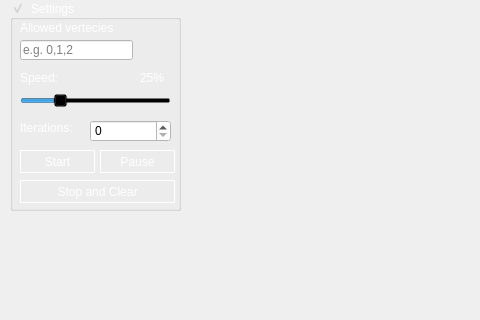
The window that gui.ui (notemissary/Coursework) describes before a commit, drawn with Qt 5; both pictures show x 0 to 480 and y 0 to 320 of the 900 by 600 pixel window.
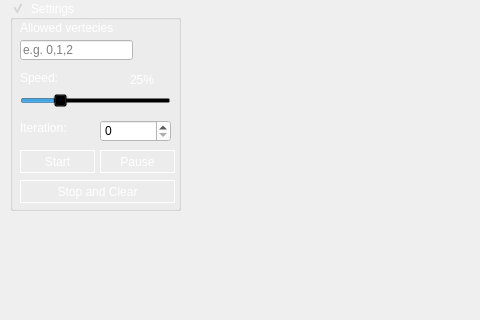
The same window after the commit. Icons and pictures are not drawn.

Diff of the .ui file:
```diff
--- a/gui.ui
+++ b/gui.ui
@@ -141,7 +141,7 @@
       <rect>
        <x>10</x>
        <y>20</y>
-       <width>111</width>
+       <width>151</width>
        <height>16</height>
       </rect>
      </property>
@@ -161,7 +161,7 @@
       <rect>
        <x>10</x>
        <y>120</y>
-       <width>61</width>
+       <width>81</width>
        <height>16</height>
       </rect>
      </property>
@@ -170,7 +170,7 @@
 color: rgb(255, 255, 255);</string>
      </property>
      <property name="text">
-      <string>Iterations:</string>
+      <string>Iteration:</string>
      </property>
     </widget>
     <widget class="QPushButton" name="startButton">
@@ -202,10 +202,10 @@
     <widget class="QLabel" name="speed_label">
      <property name="geometry">
       <rect>
-       <x>130</x>
+       <x>120</x>
        <y>70</y>
-       <width>31</width>
-       <height>16</height>
+       <width>41</width>
+       <height>20</height>
       </rect>
      </property>
      <property name="styleSheet">
@@ -266,9 +266,9 @@
     <widget class="QSpinBox" name="spinBox">
      <property name="geometry">
       <rect>
-       <x>80</x>
+       <x>90</x>
        <y>120</y>
-       <width>81</width>
+       <width>71</width>
        <height>22</height>
       </rect>
      </property>
```
Left out of the diff: 16 changed lines with no effect on the pictures.
